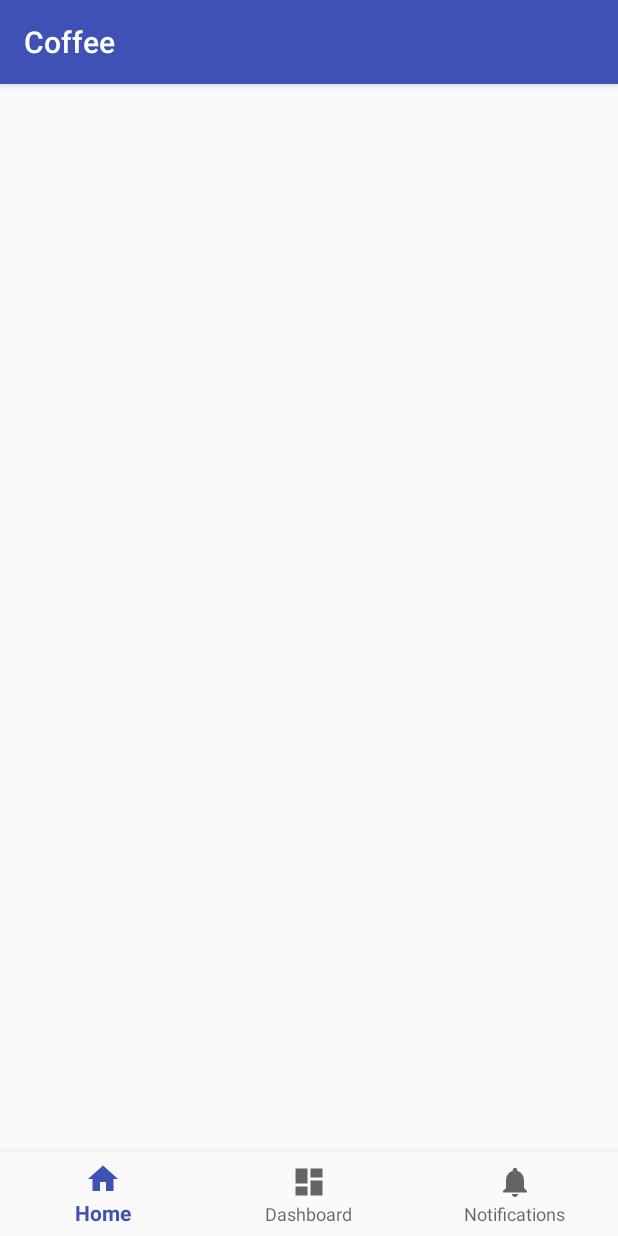
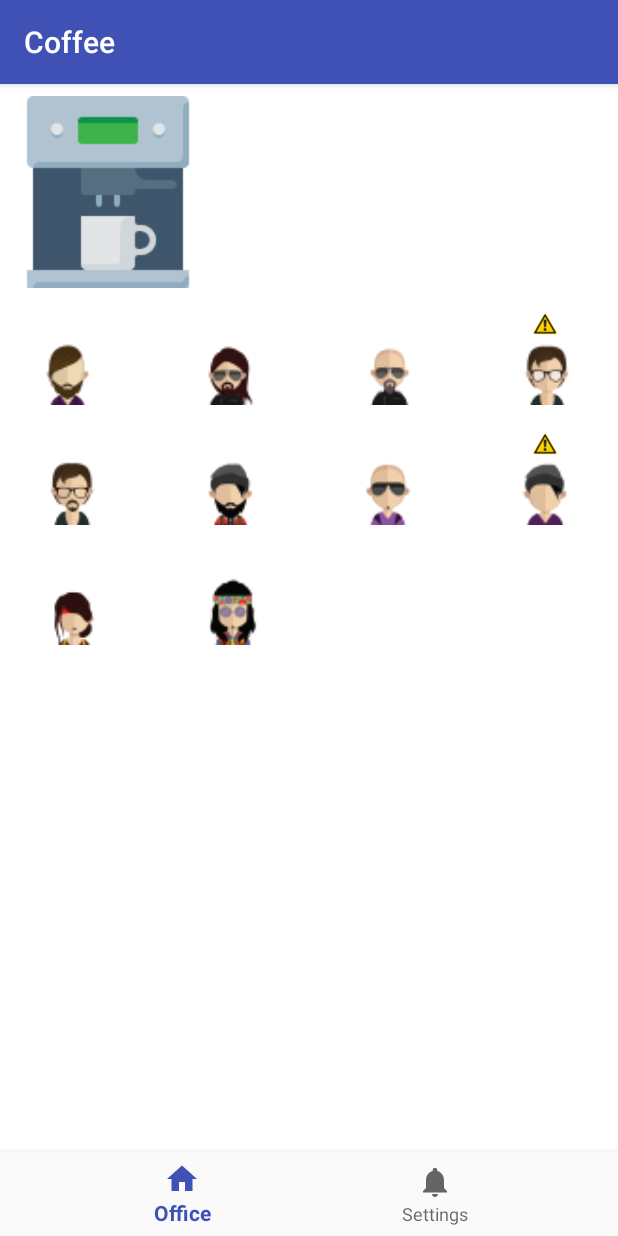
Before and after one commit to pingwiner/coffee, an Android app: the screen it shows after launch (MainActivity), on a phone screen of 412 x 824 dp. Run offline under Robolectric (Android 15) with nearby library versions, the phone set to English and light mode, and no system bars; our stand-ins replace EventBus.

Commit message:
User queue visualisation

```diff
--- /dev/null
+++ b/app/src/main/java/coffee/demo/com/coffee/events/SettingsChangedEvent.kt
@@ -0,0 +1,3 @@
+package coffee.demo.com.coffee.events
+
+class SettingsChangedEvent() {}
--- a/app/src/main/java/coffee/demo/com/coffee/logic/Machine.kt
+++ b/app/src/main/java/coffee/demo/com/coffee/logic/Machine.kt
@@ -53,7 +53,7 @@ class Machine private constructor() {
         timer = Timer("machine", false)
         timer?.schedule(
                 timerTask { cupIsReady() },
-                Settings.instance.timeNeededToMakeCoffee)
+                Settings.instance.timeNeededToMakeCoffee * 1000)
     }
 
     private fun cupIsReady() {
@@ -89,6 +89,18 @@ class Machine private constructor() {
         return false
     }
 
+    fun getUsersInQueue() : List<User> {
+        val users = ArrayList<User>();
+        val j = currentJob
+        if (j != null)  {
+            users.add(j.user)
+        }
+        for(job in queue) {
+            users.add(job.user)
+        }
+        return users
+    }
+
     fun getQueueSize() : Int {
         return queue.size
     }
--- a/app/src/main/java/coffee/demo/com/coffee/logic/Office.kt
+++ b/app/src/main/java/coffee/demo/com/coffee/logic/Office.kt
@@ -72,4 +72,8 @@ class Office private constructor() {
         return users.size
     }
 
+    fun getUser(index: Int) : User {
+        return users[index]
+    }
+
 }
--- a/app/src/main/java/coffee/demo/com/coffee/model/Settings.kt
+++ b/app/src/main/java/coffee/demo/com/coffee/model/Settings.kt
@@ -15,5 +15,5 @@ class Settings private constructor() {
     var busyHours: Int = 1
 
     //Simulated time goes 60 times faster, so this is minutes in simulated time, but seconds in real time
-    val timeNeededToMakeCoffee: Long = 3
+    val timeNeededToMakeCoffee: Long = 5
 }
--- /dev/null
+++ b/app/src/main/java/coffee/demo/com/coffee/view/BaseUserView.java
@@ -0,0 +1,91 @@
+package coffee.demo.com.coffee.view;
+
+import android.content.Context;
+import android.content.res.AssetManager;
+import android.graphics.Bitmap;
+import android.graphics.BitmapFactory;
+import android.support.annotation.Nullable;
+import android.util.AttributeSet;
+import android.util.Log;
+import android.util.LruCache;
+import android.view.LayoutInflater;
+import android.view.View;
+import android.widget.FrameLayout;
+import android.widget.ImageView;
+
+import java.io.IOException;
+import java.io.InputStream;
+
+import coffee.demo.com.coffee.R;
+
+public abstract class BaseUserView extends FrameLayout {
+    private static LruCache<Integer, Bitmap> memoryCache;
+
+    static {
+        final int maxMemory = (int) (Runtime.getRuntime().maxMemory() / 1024);
+        final int cacheSize = maxMemory / 8;
+
+        memoryCache = new LruCache<Integer, Bitmap>(cacheSize) {
+            @Override
+            protected int sizeOf(Integer key, Bitmap bitmap) {
+                return bitmap.getByteCount() / 1024;
+            }
+        };
+    }
+
+    void addBitmapToCache(Integer key, Bitmap bitmap) {
+        if (getBitmapFromCache(key) == null) {
+            memoryCache.put(key, bitmap);
+        }
+    }
+
+    Bitmap getBitmapFromCache(Integer key) {
+        return memoryCache.get(key);
+    }
+
+    public BaseUserView(Context context) {
+        super(context);
+        initViews(context);
+    }
+
+    public BaseUserView(Context context, @Nullable AttributeSet attrs) {
+        super(context, attrs);
+        initViews(context);
+    }
+
+    public BaseUserView(Context context, @Nullable AttributeSet attrs, int defStyleAttr) {
+        super(context, attrs, defStyleAttr);
+        initViews(context);
+    }
+
+    abstract int getLayoutResId();
+
+    private void initViews(Context context) {
+        LayoutInflater inflater = (LayoutInflater) context.getSystemService(Context.LAYOUT_INFLATER_SERVICE);
+        inflater.inflate(getLayoutResId(), this);
+    }
+
+   public void setBusy(boolean busy) {
+        ImageView busySign = this.findViewById(R.id.busySign);
+        if (busy) {
+            busySign.setVisibility(View.VISIBLE);
+        } else {
+            busySign.setVisibility(View.INVISIBLE);
+        }
+   }
+
+   Bitmap loadFromAssets(Context context, int index) {
+        Bitmap bitmap = null;
+        AssetManager assetManager = context.getAssets();
+        InputStream istr;
+        try {
+            istr = assetManager.open("user_" + index + ".png");
+            bitmap = BitmapFactory.decodeStream(istr);
+        } catch (IOException e) {
+            Log.e("IOException", "Can't load avatar for user " + index);
+        }
+        return bitmap;
+   }
+
+   public abstract void setAvatarByIndex(Context context, int index);
+}
--- a/app/src/main/java/coffee/demo/com/coffee/view/MachineFragment.kt
+++ /dev/null
@@ -1,56 +0,0 @@
-package coffee.demo.com.coffee.view
-
-import android.support.v4.app.Fragment
-import android.os.Bundle
-import android.view.ViewGroup
-import android.view.LayoutInflater
-import android.view.View
-import coffee.demo.com.coffee.R
-import coffee.demo.com.coffee.events.QueueSizeChangedEvent
-import coffee.demo.com.coffee.events.UserStatusChangedEvent
-import org.greenrobot.eventbus.EventBus
-import org.greenrobot.eventbus.Subscribe
-import org.greenrobot.eventbus.ThreadMode
-
-
-class MachineFragment : Fragment() {
-    override fun onCreate(savedInstanceState: Bundle?) {
-        super.onCreate(savedInstanceState)
-
-    }
-
-    override fun onCreateView(inflater: LayoutInflater, container: ViewGroup?,
-                              savedInstanceState: Bundle?): View? {
-        val v = inflater.inflate(R.layout.fragment_machine, container, false)
-        return v
-    }
-
-    override fun onActivityCreated(savedInstanceState: Bundle?) {
-        super.onActivityCreated(savedInstanceState)
-    }
-
-    override fun onSaveInstanceState(outState: Bundle) {
-        super.onSaveInstanceState(outState)
-    }
-
-    public override fun onStart() {
-        super.onStart()
-        EventBus.getDefault().register(this)
-    }
-
-    public override fun onStop() {
-        super.onStop()
-        EventBus.getDefault().unregister(this)
-    }
-
-    @Subscribe(threadMode = ThreadMode.MAIN)
-    fun onQueueSizeChanged(event: QueueSizeChangedEvent) {
-
-    }
-
-    @Subscribe(threadMode = ThreadMode.MAIN)
-    fun onUserStatusChanged(event: UserStatusChangedEvent) {
-
-    }
-
-}
--- a/app/src/main/java/coffee/demo/com/coffee/view/MainActivity.kt
+++ b/app/src/main/java/coffee/demo/com/coffee/view/MainActivity.kt
@@ -15,12 +15,8 @@ class MainActivity : AppCompatActivity() {
                 pager.setCurrentItem(0);
                 return@OnNavigationItemSelectedListener true
             }
-            R.id.navigation_dashboard -> {
+            R.id.navigation_notifications -> {
                 pager.setCurrentItem(1);
-                return@OnNavigationItemSelectedListener true
-            }
-            R.id.navigation_notifications -> {
-                pager.setCurrentItem(2);
                 return@OnNavigationItemSelectedListener true
             }
         }
--- a/app/src/main/java/coffee/demo/com/coffee/view/OfficeFragment.kt
+++ b/app/src/main/java/coffee/demo/com/coffee/view/OfficeFragment.kt
@@ -2,30 +2,45 @@ package coffee.demo.com.coffee.view
 
 import android.os.Bundle
 import android.support.v4.app.Fragment
+import android.util.Log
 import android.view.LayoutInflater
 import android.view.View
 import android.view.ViewGroup
+import android.widget.ImageView
 import coffee.demo.com.coffee.R
 import coffee.demo.com.coffee.events.QueueSizeChangedEvent
+import coffee.demo.com.coffee.events.SettingsChangedEvent
 import coffee.demo.com.coffee.events.UserStatusChangedEvent
 import coffee.demo.com.coffee.logic.Machine
 import coffee.demo.com.coffee.logic.Office
+import coffee.demo.com.coffee.model.User
 import org.greenrobot.eventbus.EventBus
 import org.greenrobot.eventbus.Subscribe
 import org.greenrobot.eventbus.ThreadMode
+import kotlinx.android.synthetic.main.fragment_office.*
+import java.util.*
 
 class OfficeFragment : Fragment() {
+    var adapter: UserGridAdapter? = null
+    private val TAG = "OfficeFragment"
+    var queueImages : List<QueueUserView>? = null
+
     override fun onCreate(savedInstanceState: Bundle?) {
         super.onCreate(savedInstanceState)
-
     }
 
     override fun onCreateView(inflater: LayoutInflater, container: ViewGroup?,
                               savedInstanceState: Bundle?): View? {
-        val v = inflater.inflate(R.layout.fragment_office, container, false)
-        Office.instance.getUserCount()
-        Machine.instance.getQueueSize()
-        return v
+        return inflater.inflate(R.layout.fragment_office, container, false)
+    }
+
+    override fun onViewCreated(view: View, savedInstanceState: Bundle?) {
+        val userCount = Office.instance.getUserCount()
+        val queueSize = Machine.instance.getQueueSize()
+        queueImages = Arrays.asList(user1, user2, user3, user4, user5, user6, user7, user8, user9, user10)
+        adapter = UserGridAdapter(context)
+        userGridView.adapter = adapter
+        updateUserQueue()
     }
 
     override fun onActivityCreated(savedInstanceState: Bundle?) {
@@ -36,25 +51,50 @@ class OfficeFragment : Fragment() {
         super.onSaveInstanceState(outState)
     }
 
-    public override fun onStart() {
+    override fun onStart() {
         super.onStart()
         EventBus.getDefault().register(this)
     }
 
-    public override fun onStop() {
+    override fun onStop() {
         super.onStop()
         EventBus.getDefault().unregister(this)
     }
 
     @Subscribe(threadMode = ThreadMode.MAIN)
     fun onQueueSizeChanged(event: QueueSizeChangedEvent) {
-
+        val count = Machine.instance.getQueueSize()
+        Log.d(TAG, "onQueueSizeChanged: " + count);
+        adapter?.notifyDataSetChanged()
+        updateUserQueue()
     }
 
     @Subscribe(threadMode = ThreadMode.MAIN)
     fun onUserStatusChanged(event: UserStatusChangedEvent) {
-
+        Log.d(TAG, "onUserStatusChanged: " + event.user.id);
+        adapter?.notifyDataSetChanged()
+        updateUserQueue()
     }
 
+    @Subscribe(threadMode = ThreadMode.MAIN)
+    fun onSettingsChanged(event: SettingsChangedEvent) {
+        Log.d(TAG, "onSettingsChanged");
+        adapter?.notifyDataSetChanged()
+        updateUserQueue()
+    }
+
+    fun updateUserQueue() {
+        Log.d(TAG, "updateUserQueue");
+        val count = Machine.instance.getQueueSize()
+        for (it in count..9) {
+            queueImages?.get(it)?.hide()
+        }
+        var i = 0
+        for (user in Machine.instance.getUsersInQueue()) {
+            queueImages?.get(i)?.setAvatarByIndex(context, user.id)
+            queueImages?.get(i)?.setBusy(user.isBusy())
+            i = i + 1
+        }
+    }
 
 }
--- a/app/src/main/java/coffee/demo/com/coffee/view/PageAdapter.kt
+++ b/app/src/main/java/coffee/demo/com/coffee/view/PageAdapter.kt
@@ -9,14 +9,13 @@ import android.util.Log
 class PageAdapter(fm: FragmentManager) : FragmentStatePagerAdapter(fm) {
 
     override fun getCount(): Int {
-        return 3
+        return 2
     }
 
     override fun getItem(position: Int): Fragment {
         return when(position) {
             0 -> OfficeFragment()
-            1 -> MachineFragment()
-            2 -> SettingsFragment()
+            1 -> SettingsFragment()
             else -> {
                 Log.e("Bad view state", "position: " + position)
                 OfficeFragment()
--- /dev/null
+++ b/app/src/main/java/coffee/demo/com/coffee/view/QueueUserView.kt
@@ -0,0 +1,36 @@
+package coffee.demo.com.coffee.view
+
+import android.content.Context
+import android.graphics.Bitmap
+import android.util.AttributeSet
+import android.util.Log
+import android.widget.ImageView
+import coffee.demo.com.coffee.R
+
+class QueueUserView @JvmOverloads constructor(context: Context, attrs: AttributeSet? = null,
+    defStyleAttr: Int = 0) : BaseUserView(context, attrs, defStyleAttr) {
+
+    private val TAG = "QueueUserView"
+
+    override fun getLayoutResId() : Int {
+        return R.layout.queue_user_view
+    }
+
+    fun hide() {
+        findViewById<ImageView>(R.id.avatar).setImageBitmap(null)
+        setBusy(false)
+    }
+
+    override fun setAvatarByIndex(context: Context?, index: Int) {
+        var bitmap: Bitmap? = getBitmapFromCache(index + 100)
+
+        if (bitmap == null) {
+            bitmap = loadFromAssets(context, index)
+            addBitmapToCache(index + 100, bitmap)
+        }
+
+        findViewById<ImageView>(R.id.avatar).setImageBitmap(bitmap)
+
+    }
+
+}
--- a/app/src/main/java/coffee/demo/com/coffee/view/SettingsFragment.kt
+++ b/app/src/main/java/coffee/demo/com/coffee/view/SettingsFragment.kt
@@ -9,15 +9,19 @@ import android.view.ViewGroup
 import android.widget.SeekBar
 import android.widget.TextView
 import coffee.demo.com.coffee.R
+import coffee.demo.com.coffee.events.SettingsChangedEvent
+import coffee.demo.com.coffee.events.UserStatusChangedEvent
 import coffee.demo.com.coffee.logic.Machine
 import coffee.demo.com.coffee.logic.Office
 import coffee.demo.com.coffee.model.Settings
 import kotlinx.android.synthetic.main.fragment_settings.*
+import org.greenrobot.eventbus.EventBus
 
 class SettingsFragment : Fragment(), SeekBar.OnSeekBarChangeListener {
     val userCountText : String by lazy {getString(R.string.user_count) + ": "}
     val busynessText: String by lazy {getString(R.string.busyness) + ": "}
     val busyHoursText: String by lazy {getString(R.string.busy_hours) + ": "}
+    var settingsChanged = false;
 
     override fun onCreate(savedInstanceState: Bundle?) {
         super.onCreate(savedInstanceState)
@@ -50,6 +54,11 @@ class SettingsFragment : Fragment(), SeekBar.OnSeekBarChangeListener {
     override fun onStopTrackingTouch(seekBar: SeekBar?) {
     }
 
+    override fun onPause() {
+        super.onPause()
+        EventBus.getDefault().post(SettingsChangedEvent())
+    }
+
     override fun onProgressChanged(seekBar: SeekBar?, progress: Int, fromUser: Boolean) {
         when(seekBar?.id) {
             R.id.userCountBar -> {
@@ -67,6 +76,7 @@ class SettingsFragment : Fragment(), SeekBar.OnSeekBarChangeListener {
                 Log.e("Bad view state", "seekBar id: " + seekBar?.id);
             }
         }
+        settingsChanged = true;
         updateViewState()
     }
 
--- /dev/null
+++ b/app/src/main/java/coffee/demo/com/coffee/view/UserGridAdapter.kt
@@ -0,0 +1,37 @@
+package coffee.demo.com.coffee.view
+
+import android.content.Context
+import android.view.View
+import android.view.ViewGroup
+import android.widget.BaseAdapter
+import coffee.demo.com.coffee.logic.Office
+
+class UserGridAdapter : BaseAdapter {
+    var context: Context? = null
+
+    constructor(context: Context?) : super() {
+        this.context = context
+    }
+
+    override fun getCount(): Int {
+        return Office.instance.getUserCount()
+    }
+
+    override fun getItem(position: Int): Any {
+        return Office.instance.getUser(position)
+    }
+
+    override fun getItemId(position: Int): Long {
+        return Office.instance.getUser(position).id.toLong()
+    }
+
+    override fun getView(position: Int, convertView: View?, parent: ViewGroup?): View {
+        val user = Office.instance.getUser(position)
+        val userView: UserView = (convertView ?: UserView(context)) as UserView
+        userView.setAvatarByIndex(context, position)
+        userView.setBusy(user.isBusy())
+        return userView
+    }
+
+
+}
--- /dev/null
+++ b/app/src/main/java/coffee/demo/com/coffee/view/UserView.kt
@@ -0,0 +1,28 @@
+package coffee.demo.com.coffee.view
+
+import android.content.Context
+import android.graphics.Bitmap
+import android.util.AttributeSet
+import android.widget.ImageView
+import coffee.demo.com.coffee.R
+
+class UserView @JvmOverloads constructor(context: Context?, attrs: AttributeSet? = null,
+    defStyleAttr: Int = 0) : BaseUserView(context, attrs, defStyleAttr) {
+
+    override fun getLayoutResId() : Int {
+        return R.layout.user_view
+    }
+
+    override fun setAvatarByIndex(context: Context?, index: Int) {
+        var bitmap: Bitmap? = getBitmapFromCache(index)
+
+        if (bitmap == null) {
+            bitmap = loadFromAssets(context, index)
+            bitmap = Bitmap.createBitmap(bitmap, 0, 0, 40, 40);
+            addBitmapToCache(index, bitmap)
+        }
+
+        findViewById<ImageView>(R.id.avatar).setImageBitmap(bitmap)
+    }
+
+}
--- a/app/src/main/res/layout/fragment_machine.xml
+++ /dev/null
@@ -1,8 +0,0 @@
-<?xml version="1.0" encoding="utf-8"?>
-<android.support.constraint.ConstraintLayout
-    xmlns:android="http://schemas.android.com/apk/res/android"
-    android:background="#ff0000"
-    android:layout_width="match_parent"
-    android:layout_height="match_parent">
-
-</android.support.constraint.ConstraintLayout>
--- a/app/src/main/res/layout/fragment_office.xml
+++ b/app/src/main/res/layout/fragment_office.xml
@@ -4,30 +4,101 @@
     xmlns:app="http://schemas.android.com/apk/res-auto"
     xmlns:tools="http://schemas.android.com/tools"
     android:layout_width="match_parent"
-    android:layout_height="match_parent">
+    android:layout_height="match_parent"
+    android:background="#ffffff">
 
     <ImageView
         android:id="@+id/coffeeMachineIcon"
+        android:src="@drawable/coffee_machine"
         android:layout_width="wrap_content"
         android:layout_height="wrap_content"
+        android:layout_marginLeft="8dp"
+        android:layout_marginTop="8dp"
         app:layout_constraintStart_toStartOf="parent"
         app:layout_constraintTop_toTopOf="parent" />
 
-    <ImageView
-        android:id="@+id/userQueueIcon"
+    <LinearLayout
         android:layout_width="wrap_content"
-        android:layout_height="wrap_content" />
+        android:layout_height="wrap_content"
+        app:layout_constraintStart_toEndOf="@id/coffeeMachineIcon"
+        app:layout_constraintTop_toTopOf="parent"
+        android:orientation="horizontal">
+
+        <coffee.demo.com.coffee.view.QueueUserView
+            android:id="@+id/user1"
+            android:layout_width="wrap_content"
+            android:layout_height="wrap_content">
+        </coffee.demo.com.coffee.view.QueueUserView>
+
+        <coffee.demo.com.coffee.view.QueueUserView
+            android:id="@+id/user2"
+            android:layout_width="wrap_content"
+            android:layout_height="wrap_content">
+        </coffee.demo.com.coffee.view.QueueUserView>
+
+        <coffee.demo.com.coffee.view.QueueUserView
+            android:id="@+id/user3"
+            android:layout_width="wrap_content"
+            android:layout_height="wrap_content">
+        </coffee.demo.com.coffee.view.QueueUserView>
+
+        <coffee.demo.com.coffee.view.QueueUserView
+            android:id="@+id/user4"
+            android:layout_width="wrap_content"
+            android:layout_height="wrap_content">
+        </coffee.demo.com.coffee.view.QueueUserView>
+
+        <coffee.demo.com.coffee.view.QueueUserView
+            android:id="@+id/user5"
+            android:layout_width="wrap_content"
+            android:layout_height="wrap_content">
+        </coffee.demo.com.coffee.view.QueueUserView>
+
+        <coffee.demo.com.coffee.view.QueueUserView
+            android:id="@+id/user6"
+            android:layout_width="wrap_content"
+            android:layout_height="wrap_content">
+        </coffee.demo.com.coffee.view.QueueUserView>
+
+        <coffee.demo.com.coffee.view.QueueUserView
+            android:id="@+id/user7"
+            android:layout_width="wrap_content"
+            android:layout_height="wrap_content">
+        </coffee.demo.com.coffee.view.QueueUserView>
+
+        <coffee.demo.com.coffee.view.QueueUserView
+            android:id="@+id/user8"
+            android:layout_width="wrap_content"
+            android:layout_height="wrap_content">
+        </coffee.demo.com.coffee.view.QueueUserView>
+
+        <coffee.demo.com.coffee.view.QueueUserView
+            android:id="@+id/user9"
+            android:layout_width="wrap_content"
+            android:layout_height="wrap_content">
+        </coffee.demo.com.coffee.view.QueueUserView>
+
+        <coffee.demo.com.coffee.view.QueueUserView
+            android:id="@+id/user10"
+            android:layout_width="wrap_content"
+            android:layout_height="wrap_content">
+        </coffee.demo.com.coffee.view.QueueUserView>
+
+    </LinearLayout>
 
     <GridView xmlns:android="http://schemas.android.com/apk/res/android"
         android:id="@+id/userGridView"
-        android:layout_width="0dp"
-        android:layout_height="350dp"
+        android:layout_width="match_parent"
+        android:layout_height="0dp"
+        android:layout_marginBottom="8dp"
+        android:layout_marginTop="8dp"
         android:columnWidth="90dp"
         android:gravity="center"
         android:horizontalSpacing="10dp"
         android:numColumns="auto_fit"
         android:stretchMode="columnWidth"
         android:verticalSpacing="10dp"
-        tools:layout_editor_absoluteY="161dp" />
+        app:layout_constraintBottom_toBottomOf="parent"
+        app:layout_constraintTop_toBottomOf="@+id/coffeeMachineIcon" />
 
 </android.support.constraint.ConstraintLayout>
--- /dev/null
+++ b/app/src/main/res/layout/queue_user_view.xml
@@ -0,0 +1,24 @@
+<?xml version="1.0" encoding="utf-8"?>
+<FrameLayout xmlns:android="http://schemas.android.com/apk/res/android"
+    android:layout_height="wrap_content"
+    android:layout_width="wrap_content"
+    android:layout_gravity="center">
+
+    <ImageView
+        android:id="@+id/avatar"
+        android:layout_width="40dp"
+        android:layout_height="120dp"
+        android:layout_marginTop="20dp"
+        android:scaleType="centerCrop"
+        />
+
+    <ImageView
+        android:id="@+id/busySign"
+        android:src="@drawable/warning"
+        android:visibility="invisible"
+        android:layout_marginTop="8dp"
+        android:layout_width="16dp"
+        android:layout_height="16dp"
+        android:layout_gravity="top|center_horizontal"/>
+
+</FrameLayout>
--- /dev/null
+++ b/app/src/main/res/layout/user_view.xml
@@ -0,0 +1,24 @@
+<?xml version="1.0" encoding="utf-8"?>
+<FrameLayout xmlns:android="http://schemas.android.com/apk/res/android"
+    android:layout_height="wrap_content"
+    android:layout_width="wrap_content"
+    android:layout_gravity="center">
+
+    <ImageView
+        android:id="@+id/avatar"
+        android:layout_width="40dp"
+        android:layout_height="50dp"
+        android:layout_marginTop="20dp"
+        android:scaleType="centerCrop"
+        />
+
+    <ImageView
+        android:id="@+id/busySign"
+        android:src="@drawable/warning"
+        android:visibility="invisible"
+        android:layout_marginTop="8dp"
+        android:layout_width="16dp"
+        android:layout_height="16dp"
+        android:layout_gravity="top|center_horizontal"/>
+
+</FrameLayout>
--- a/app/src/main/res/menu/navigation.xml
+++ b/app/src/main/res/menu/navigation.xml
@@ -4,16 +4,11 @@
     <item
         android:id="@+id/navigation_home"
         android:icon="@drawable/ic_home_black_24dp"
-        android:title="@string/title_home" />
-
-    <item
-        android:id="@+id/navigation_dashboard"
-        android:icon="@drawable/ic_dashboard_black_24dp"
-        android:title="@string/title_dashboard" />
+        android:title="@string/title_office" />
 
     <item
         android:id="@+id/navigation_notifications"
         android:icon="@drawable/ic_notifications_black_24dp"
-        android:title="@string/title_notifications" />
+        android:title="@string/title_settings" />
 
 </menu>
--- a/app/src/main/res/values/strings.xml
+++ b/app/src/main/res/values/strings.xml
@@ -1,8 +1,7 @@
 <resources>
     <string name="app_name">Coffee</string>
-    <string name="title_home">Home</string>
-    <string name="title_dashboard">Dashboard</string>
-    <string name="title_notifications">Notifications</string>
+    <string name="title_office">Office</string>
+    <string name="title_settings">Settings</string>
     <string name="busyness">Busyness</string>
     <string name="user_count">User count</string>
     <string name="busy_hours">Busy hours</string>
```
Also changed, not shown: app/src/main/res/drawable-mdpi/warning.png (added).
